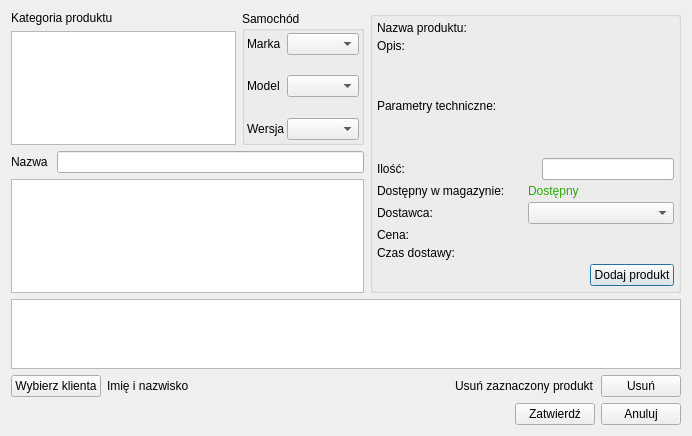
Above: edycja_zamowienia.ui from igrek51/psbd_moto_sklep before the change. Below: the same form after it.
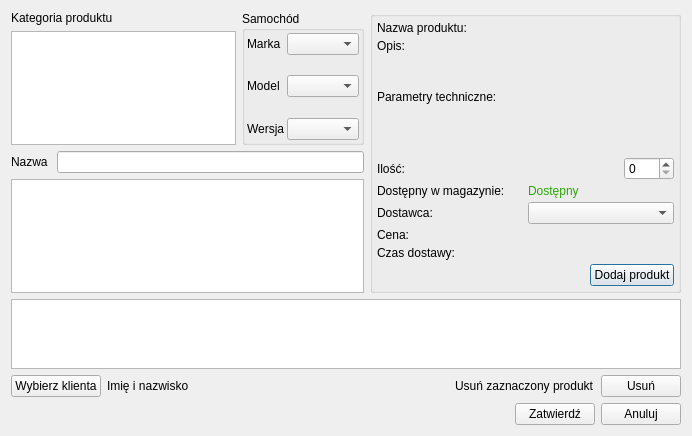
That is the form after the change.

Patch:
```diff
--- a/edycja_zamowienia.ui
+++ b/edycja_zamowienia.ui
@@ -212,12 +212,19 @@
            </widget>
           </item>
           <item>
-           <widget class="QLabel" name="l_opis">
+           <widget class="QLabel" name="l_opis_2">
             <property name="text">
              <string>Opis:</string>
             </property>
            </widget>
           </item>
+          <item>
+           <widget class="QLabel" name="l_opis">
+            <property name="text">
+             <string/>
+            </property>
+           </widget>
+          </item>
           <item>
            <spacer name="verticalSpacer_2">
             <property name="orientation">
@@ -235,12 +242,19 @@
            </spacer>
           </item>
           <item>
-           <widget class="QLabel" name="l_parametry">
+           <widget class="QLabel" name="l_parametry_2">
             <property name="text">
              <string>Parametry techniczne:</string>
             </property>
            </widget>
           </item>
+          <item>
+           <widget class="QLabel" name="l_parametry">
+            <property name="text">
+             <string/>
+            </property>
+           </widget>
+          </item>
           <item>
            <spacer name="verticalSpacer">
             <property name="orientation">
@@ -280,7 +294,17 @@
              </spacer>
             </item>
             <item>
-             <widget class="QLineEdit" name="l_ilosc"/>
+             <widget class="QSpinBox" name="sb_ilosc">
+              <property name="minimumSize">
+               <size>
+                <width>50</width>
+                <height>0</height>
+               </size>
+              </property>
+              <property name="maximum">
+               <number>999</number>
+              </property>
+             </widget>
             </item>
            </layout>
           </item>
```
